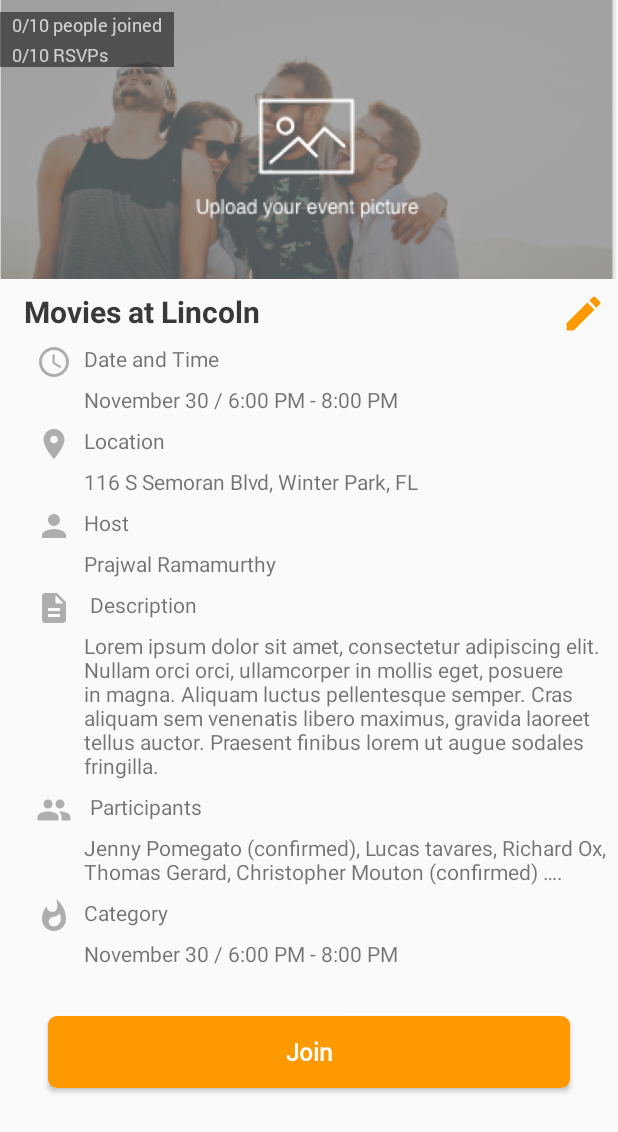
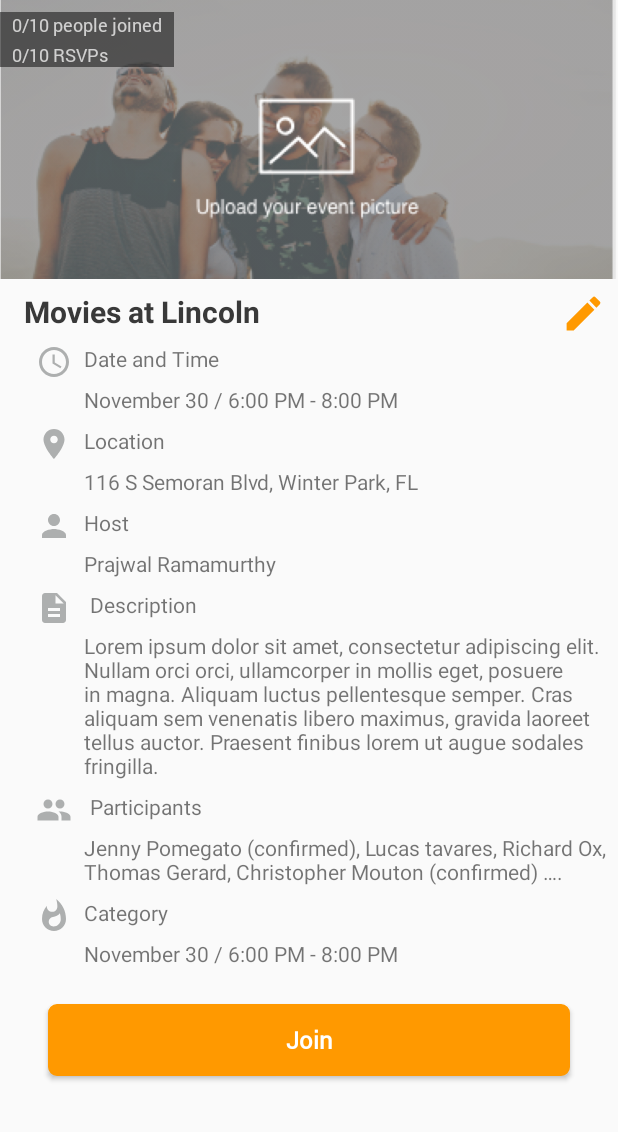
Before and after one commit to JessieMobileDev/Letschill_Android, an Android app: the fragment DetailsEventFragment shown on its own in the app's theme, on a phone screen of 412 x 824 dp. Shown: the top 1132 px of the screen. Run offline under Robolectric (Android 15) with nearby library versions, the phone set to English and light mode, and no system bars; our stand-ins replace Firebase (no records; nobody signed in at launch, a user with empty details on screens opened directly); 1 statement that could not run was skipped.

Commit message:
Fixed: Buttons in the DetailsEventFragment. Recycling buttons. Added: A progress bar when creating an event.

```diff
--- a/LetsChill_FinalProject/app/src/main/res/layout/fragment_details_event.xml
+++ b/LetsChill_FinalProject/app/src/main/res/layout/fragment_details_event.xml
@@ -286,25 +286,12 @@
                 android:layout_width="0dp"
                 android:layout_height="wrap_content"
                 android:layout_marginStart="32dp"
-                android:layout_marginTop="32dp"
+                android:layout_marginTop="24dp"
                 android:layout_marginEnd="32dp"
                 android:layout_marginBottom="24dp"
                 android:text="@string/join"
                 app:layout_constraintBottom_toBottomOf="parent"
                 app:layout_constraintEnd_toEndOf="parent"
-                app:layout_constraintStart_toStartOf="parent"
-                app:layout_constraintTop_toBottomOf="@+id/textView_detail_category" />
-
-            <Button
-                android:id="@+id/button_detail_rsvp"
-                style="@style/button_orange_style"
-                android:layout_width="0dp"
-                android:layout_height="wrap_content"
-                android:layout_marginStart="32dp"
-                android:layout_marginTop="24dp"
-                android:layout_marginEnd="8dp"
-                android:text="@string/rsvp"
-                app:layout_constraintEnd_toStartOf="@+id/guideline7"
                 app:layout_constraintStart_toStartOf="parent"
                 app:layout_constraintTop_toBottomOf="@+id/textView_detail_category" />
 
@@ -321,12 +308,25 @@
                 app:layout_constraintStart_toStartOf="@+id/guideline7"
                 app:layout_constraintTop_toBottomOf="@+id/textView_detail_category" />
 
+            <Button
+                android:id="@+id/button_detail_rsvp"
+                style="@style/button_orange_style"
+                android:layout_width="0dp"
+                android:layout_height="wrap_content"
+                android:layout_marginStart="32dp"
+                android:layout_marginTop="24dp"
+                android:layout_marginEnd="8dp"
+                android:text="@string/rsvp"
+                app:layout_constraintEnd_toStartOf="@+id/guideline7"
+                app:layout_constraintStart_toStartOf="parent"
+                app:layout_constraintTop_toBottomOf="@+id/textView_detail_category" />
+
             <android.support.constraint.Guideline
                 android:id="@+id/guideline7"
                 android:layout_width="wrap_content"
                 android:layout_height="wrap_content"
                 android:orientation="vertical"
-                app:layout_constraintGuide_begin="192dp" />
+                app:layout_constraintGuide_percent="0.5" />
 
 
         </android.support.constraint.ConstraintLayout>
--- a/LetsChill_FinalProject/app/src/main/res/values/strings.xml
+++ b/LetsChill_FinalProject/app/src/main/res/values/strings.xml
@@ -118,5 +118,4 @@
     <string name="toast_create_imageBack">Please select an event image!</string>
     <string name="toast_event_joined">Congrats! You have joined this event.</string>
 
-
 </resources>
```
Also changed, not shown: LetsChill_FinalProject/app/src/main/java/com/example/prajwalramamurthy/letschill_finalproject/fragments/CreateEventFragment.java (+9 -1 lines), LetsChill_FinalProject/app/src/main/java/com/example/prajwalramamurthy/letschill_finalproject/fragments/DetailsEventFragment.java (+41 -3 lines), LetsChill_FinalProject/app/src/main/res/layout/fragment_create_event.xml (+16 -0 lines).
